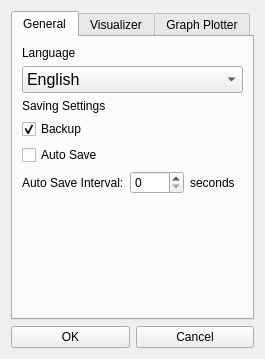
This is DCGUI/Windows/SettingsDialog.ui in DanielZorin/DataCenters as Qt 5 draws it before an edit. The edited form follows.
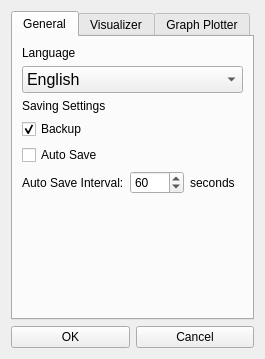
This is the edited form. Icons and pictures are not drawn.

Commit message: Autosave settings

```diff
--- a/DCGUI/Windows/SettingsDialog.ui
+++ b/DCGUI/Windows/SettingsDialog.ui
@@ -128,7 +128,11 @@
             </widget>
            </item>
            <item>
-            <widget class="QSpinBox" name="interval"/>
+            <widget class="QSpinBox" name="interval">
+             <property name="value">
+              <number>60</number>
+             </property>
+            </widget>
            </item>
            <item>
             <widget class="QLabel" name="label_8">
```
The commit also changes 2 other files.
